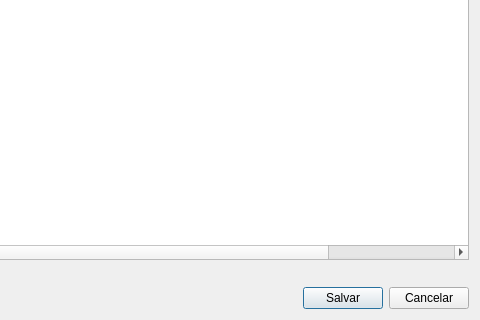
This is settings/config_layers.ui in spuhub/prisma as Qt 5 draws it before an edit; both pictures show x 832 to 1312 and y 420 to 740 of the 1312 by 740 pixel window. The edited form follows.
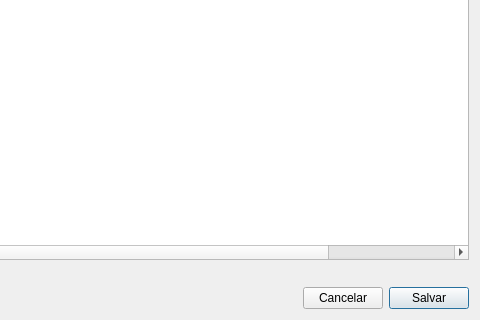
This is the edited form.

The edit to the form file:
```diff
--- a/settings/config_layers.ui
+++ b/settings/config_layers.ui
@@ -191,16 +191,19 @@
       </spacer>
      </item>
      <item>
-      <widget class="QPushButton" name="btn_layer_salvar">
+      <widget class="QPushButton" name="btn_layer_cancelar">
+       <property name="focusPolicy">
+        <enum>Qt::NoFocus</enum>
+       </property>
        <property name="text">
-        <string>Salvar</string>
+        <string>Cancelar</string>
        </property>
       </widget>
      </item>
      <item>
-      <widget class="QPushButton" name="btn_layer_cancelar">
+      <widget class="QPushButton" name="btn_layer_salvar">
        <property name="text">
-        <string>Cancelar</string>
+        <string>Salvar</string>
        </property>
       </widget>
      </item>
```
